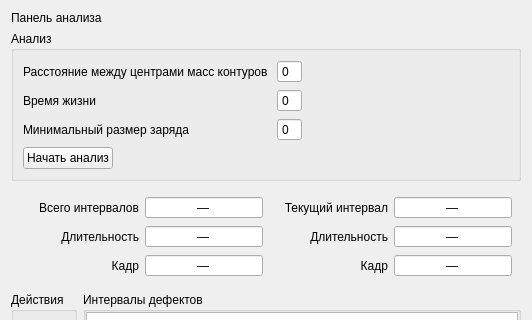
Old version of the form analysisform.ui in the repository Enotkin/UV_Reader; both pictures show x 0 to 532 and y 0 to 320 of the 532 by 701 pixel window.
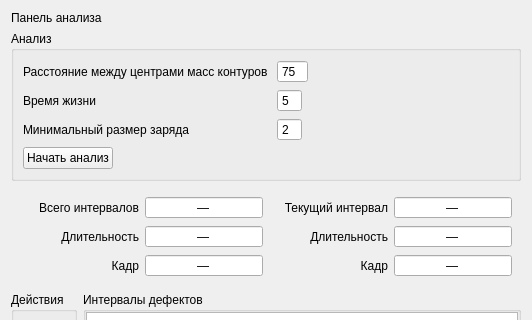
New version of the form. Icons and pictures are not drawn.

What changed in the file:
```diff
--- a/analysisform.ui
+++ b/analysisform.ui
@@ -46,19 +46,6 @@
         </property>
        </widget>
       </item>
-      <item row="0" column="1">
-       <widget class="QSpinBox" name="spinBoxDistanceBetweenCenterMass">
-        <property name="sizePolicy">
-         <sizepolicy hsizetype="Fixed" vsizetype="Fixed">
-          <horstretch>0</horstretch>
-          <verstretch>0</verstretch>
-         </sizepolicy>
-        </property>
-        <property name="buttonSymbols">
-         <enum>QAbstractSpinBox::NoButtons</enum>
-        </property>
-       </widget>
-      </item>
       <item row="2" column="0">
        <widget class="QLabel" name="labelLifeTime">
         <property name="text">
@@ -66,6 +53,22 @@
         </property>
        </widget>
       </item>
+      <item row="2" column="1">
+       <widget class="QSpinBox" name="spinBoxLifeTime">
+        <property name="sizePolicy">
+         <sizepolicy hsizetype="Fixed" vsizetype="Fixed">
+          <horstretch>0</horstretch>
+          <verstretch>0</verstretch>
+         </sizepolicy>
+        </property>
+        <property name="buttonSymbols">
+         <enum>QAbstractSpinBox::NoButtons</enum>
+        </property>
+        <property name="value">
+         <number>5</number>
+        </property>
+       </widget>
+      </item>
       <item row="3" column="0">
        <widget class="QLabel" name="labelMinSizeCrownCharge">
         <property name="text">
@@ -73,19 +76,6 @@
         </property>
        </widget>
       </item>
-      <item row="2" column="1">
-       <widget class="QSpinBox" name="spinBoxLifeTime">
-        <property name="sizePolicy">
-         <sizepolicy hsizetype="Fixed" vsizetype="Fixed">
-          <horstretch>0</horstretch>
-          <verstretch>0</verstretch>
-         </sizepolicy>
-        </property>
-        <property name="buttonSymbols">
-         <enum>QAbstractSpinBox::NoButtons</enum>
-        </property>
-       </widget>
-      </item>
       <item row="3" column="1">
        <widget class="QSpinBox" name="spinBoxMinSizeCrownCharge">
         <property name="sizePolicy">
@@ -97,6 +87,9 @@
         <property name="buttonSymbols">
          <enum>QAbstractSpinBox::NoButtons</enum>
         </property>
+        <property name="value">
+         <number>2</number>
+        </property>
        </widget>
       </item>
       <item row="4" column="0">
@@ -112,6 +105,25 @@
         </property>
        </widget>
       </item>
+      <item row="0" column="1">
+       <widget class="QSpinBox" name="spinBox">
+        <property name="sizePolicy">
+         <sizepolicy hsizetype="Fixed" vsizetype="Fixed">
+          <horstretch>0</horstretch>
+          <verstretch>0</verstretch>
+         </sizepolicy>
+        </property>
+        <property name="buttonSymbols">
+         <enum>QAbstractSpinBox::NoButtons</enum>
+        </property>
+        <property name="maximum">
+         <number>300</number>
+        </property>
+        <property name="value">
+         <number>75</number>
+        </property>
+       </widget>
+      </item>
      </layout>
     </widget>
    </item>
```
